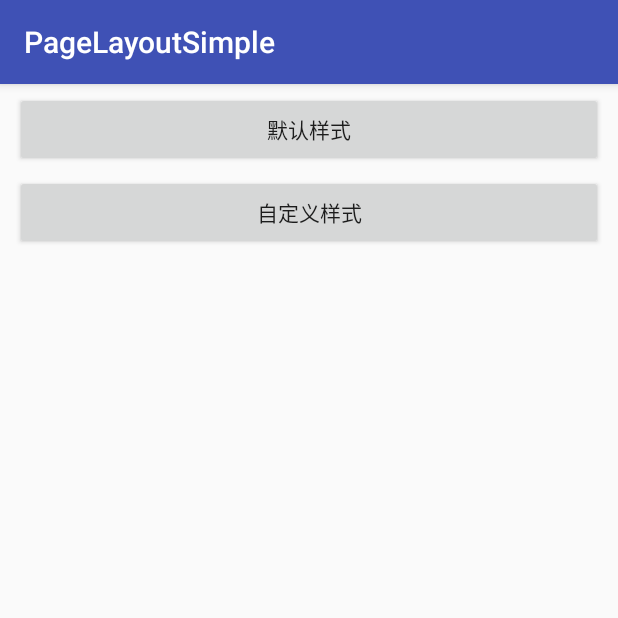
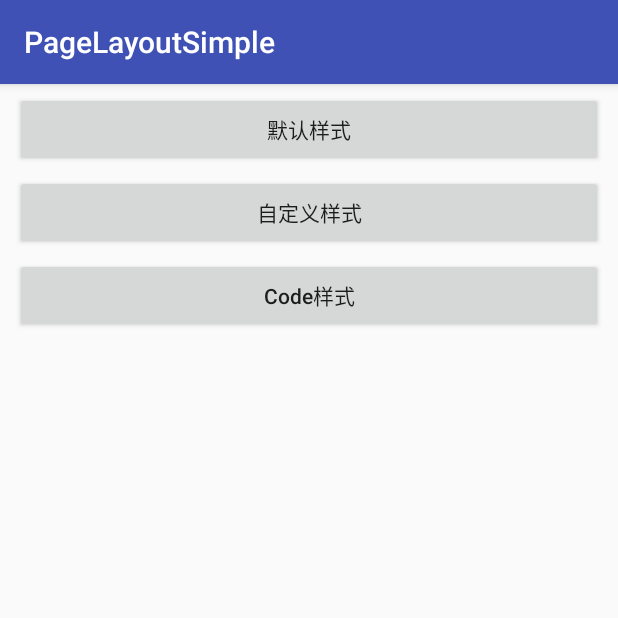
Before and after one commit to cn-ljb/PageStateLayout, an Android app: the screen it shows after launch (MainActivity), on a phone screen of 412 x 824 dp, the top half of it. Run offline under Robolectric (Android 15) with nearby library versions, the phone set to English and light mode, and no system bars.

Commit message:
1.add code style simple 2.update README.md

```diff
--- a/app/src/main/AndroidManifest.xml
+++ b/app/src/main/AndroidManifest.xml
@@ -19,6 +19,7 @@
 
         <activity android:name=".DefStyleActivity" />
         <activity android:name=".CustomStyleActivity" />
+        <activity android:name=".CodeStyleActivity" />
     </application>
 
 </manifest>
--- a/app/src/main/java/com/ljb/pagestatelayout/simple/MainActivity.kt
+++ b/app/src/main/java/com/ljb/pagestatelayout/simple/MainActivity.kt
@@ -12,6 +12,11 @@ class MainActivity : AppCompatActivity() {
         setContentView(R.layout.activity_main)
         btn_def_style.setOnClickListener { goDefStylePage() }
         btn_custom_style.setOnClickListener { goCustomStylePage() }
+        btn_code_style.setOnClickListener { goCodeStylePage() }
+    }
+
+    private fun goCodeStylePage() {
+        startActivity(Intent(this, CodeStyleActivity::class.java))
     }
 
     private fun goCustomStylePage() {
--- /dev/null
+++ b/app/src/main/res/layout/activity_code_style.xml
@@ -0,0 +1,5 @@
+<?xml version="1.0" encoding="utf-8"?>
+<com.ljb.page.PageStateLayout xmlns:android="http://schemas.android.com/apk/res/android"
+    android:id="@+id/page_layout"
+    android:layout_width="match_parent"
+    android:layout_height="match_parent" />
--- a/app/src/main/res/layout/activity_main.xml
+++ b/app/src/main/res/layout/activity_main.xml
@@ -17,5 +17,11 @@
         style="@style/HomeStyleBtn"
         android:text="@string/custom_style" />
 
+    <Button
+        android:id="@+id/btn_code_style"
+        style="@style/HomeStyleBtn"
+        android:text="@string/code_style"
+        android:textAllCaps="false" />
+
 
 </LinearLayout>
--- a/app/src/main/res/values/strings.xml
+++ b/app/src/main/res/values/strings.xml
@@ -6,4 +6,5 @@
     <string name="reload">点击重试</string>
     <string name="page_state_layout">PageStateLayout</string>
     <string name="success_msg">~ 这是成功界面 ~</string>
+    <string name="code_style">Code样式</string>
 </resources>
```
Also changed, not shown: app/src/main/java/com/ljb/pagestatelayout/simple/CodeStyleActivity.kt (added, +63 -0 lines), 1 other file.
